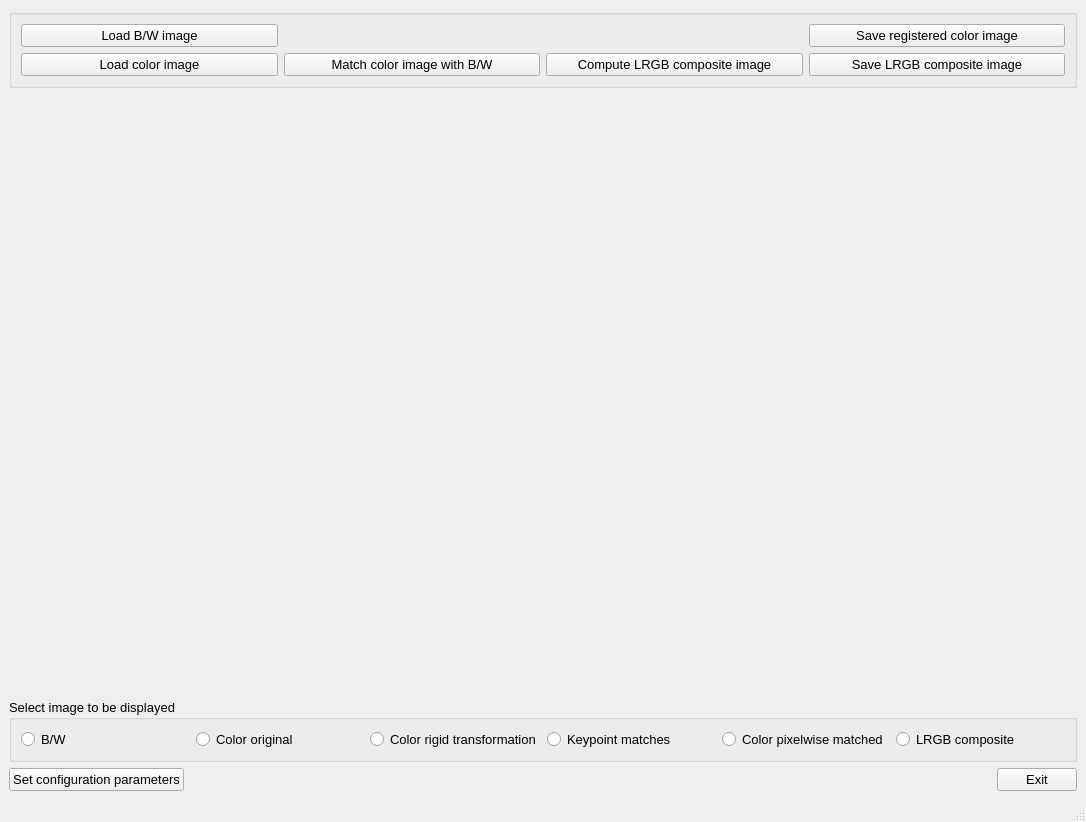
First picture: the form in Source/main_gui.ui, repository Rolf-Hempel/PlanetarySystemLRGBAligner, before the edit.
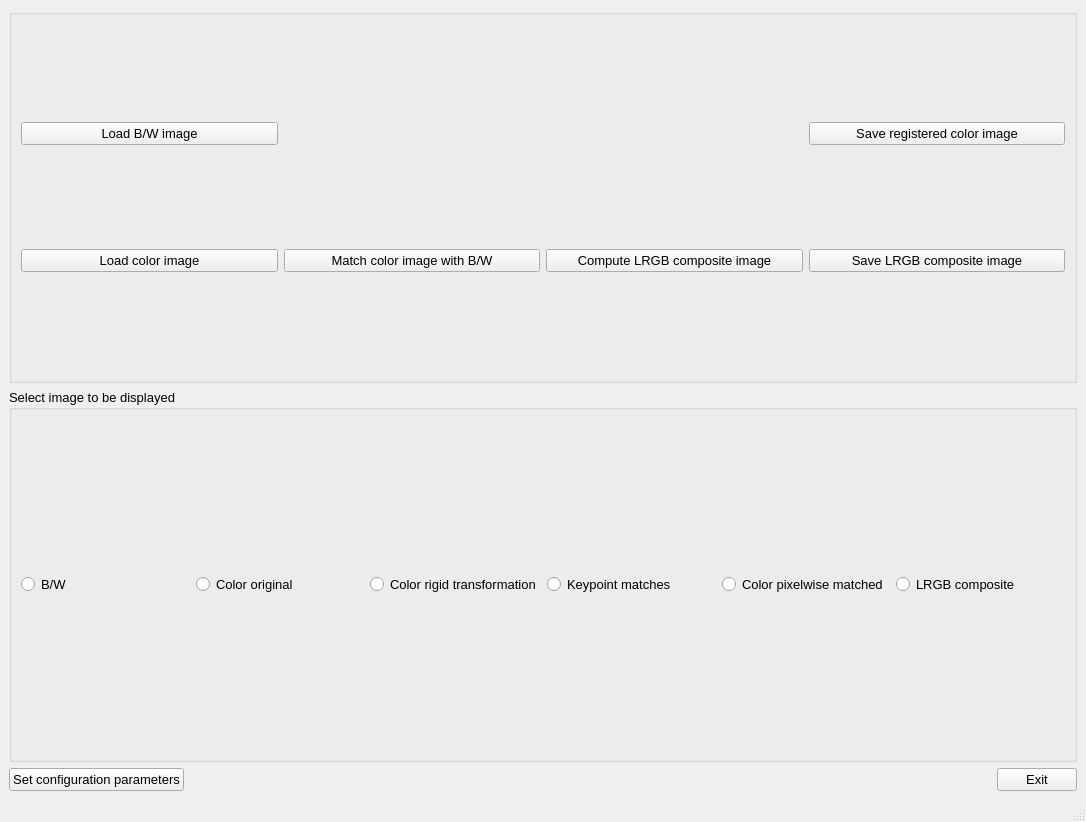
Second picture: the form after the edit.

Commit message: Image viewer inserted and image display implemented

What changed in the file:
```diff
--- a/Source/main_gui.ui
+++ b/Source/main_gui.ui
@@ -19,7 +19,7 @@
      <pointsize>10</pointsize>
     </font>
    </property>
-   <layout class="QVBoxLayout" name="verticalLayout_3" stretch="0,0,1,0,0">
+   <layout class="QVBoxLayout" name="verticalLayout_3" stretch="0,0,0">
     <property name="spacing">
      <number>6</number>
     </property>
@@ -95,13 +95,6 @@
       </layout>
      </widget>
     </item>
-    <item>
-     <widget class="QLabel" name="ImageWindow">
-      <property name="text">
-       <string/>
-      </property>
-     </widget>
-    </item>
     <item>
      <widget class="QGroupBox" name="selectImage">
       <property name="font">
```
Left out of the diff: 3 changed lines with no effect on the pictures. The commit also changes 3 other files.
